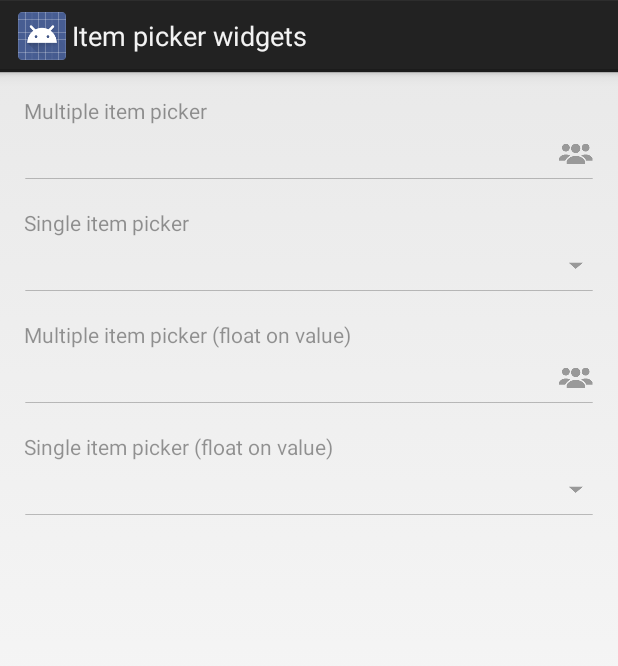
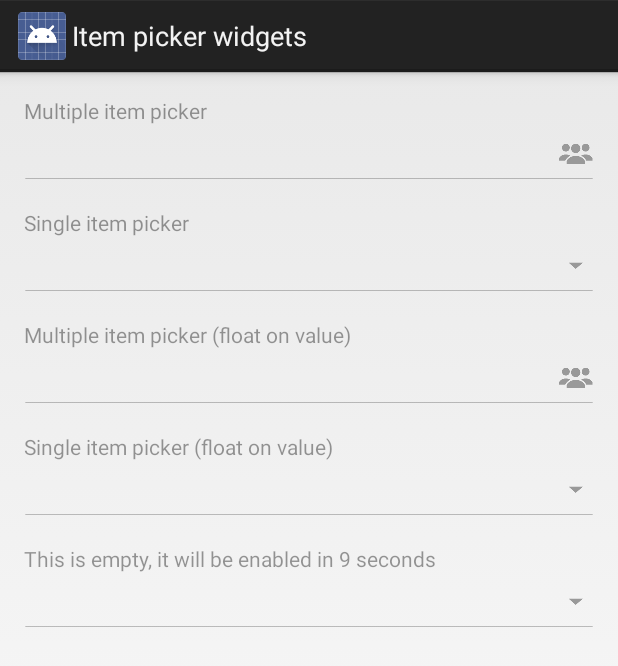
Before and after one commit to marvinlabs/android-floatinglabel-widgets, an Android app: the screen it shows after launch (MainActivity), after a tap on "Item picker widgets", on a phone screen of 412 x 824 dp. Shown: the top 666 px of the screen. Run offline under Robolectric (Android 15) with nearby library versions, the phone set to English and light mode, and no system bars; 3 other taps on this screen came first.

Commit message:
Show how to handle items pickers that have no items at start

```diff
--- a/demo/src/main/java/com/marvinlabs/widget/floatinglabel/demo/ItemWidgetsFragment.java
+++ b/demo/src/main/java/com/marvinlabs/widget/floatinglabel/demo/ItemWidgetsFragment.java
@@ -1,6 +1,7 @@
 package com.marvinlabs.widget.floatinglabel.demo;
 
 import android.os.Bundle;
+import android.os.Handler;
 import android.support.annotation.Nullable;
 import android.support.v4.app.Fragment;
 import android.view.LayoutInflater;
@@ -24,6 +25,9 @@ public class ItemWidgetsFragment extends Fragment implements ItemPickerListener<
     FloatingLabelItemPicker<String> picker2;
     FloatingLabelItemPicker<String> picker3;
     FloatingLabelItemPicker<String> picker4;
+    FloatingLabelItemPicker<String> picker5;
+
+    Handler handler = new Handler();
 
     public static ItemWidgetsFragment newInstance() {
         return new ItemWidgetsFragment();
@@ -107,6 +111,47 @@ public class ItemWidgetsFragment extends Fragment implements ItemPickerListener<
                 itemPicker4.show(getChildFragmentManager(), "ItemPicker4");
             }
         });
+
+        // Picker 5 is initally empty and is populated 10 seconds later
+        picker5 = (FloatingLabelItemPicker<String>) root.findViewById(R.id.picker5);
+        picker5.setItemPickerListener(this);
+        picker5.setAvailableItems(new ArrayList<String>());
+        picker5.setWidgetListener(new FloatingLabelItemPicker.OnWidgetEventListener<String>() {
+            @Override
+            public void onShowItemPickerDialog(FloatingLabelItemPicker source) {
+                if (source.getAvailableItems().isEmpty()) {
+                    Toast.makeText(getActivity(), "Wait a little bit more", Toast.LENGTH_SHORT).show();
+                    return;
+                }
+
+                StringPickerDialogFragment itemPicker5 = StringPickerDialogFragment.newInstance(
+                        source.getId(),
+                        "Picker 4",
+                        "OK", "Cancel",
+                        false,
+                        source.getSelectedIndices(),
+                        new ArrayList<String>(source.getAvailableItems()));
+                itemPicker5.setTargetFragment(ItemWidgetsFragment.this, 0);
+                itemPicker5.show(getChildFragmentManager(), "ItemPicker5");
+            }
+        });
+
+        handler.postDelayed(new Runnable() {
+            long startTime = System.currentTimeMillis();
+
+            @Override
+            public void run() {
+                long elapsedSec = (long) ((System.currentTimeMillis() - startTime) / 1000);
+                if (elapsedSec < 10) {
+                    picker5.setLabelText(String.format("This is empty, it will be enabled in %d seconds", 10 - elapsedSec));
+                    handler.postDelayed(this, 1000);
+                } else {
+                    picker5.setLabelText("You can pick an item now");
+                    picker5.setAvailableItems(new ArrayList<String>(Arrays.asList("Item 5.1", "Item 5.2", "Item 5.3", "Item 5.4")));
+                }
+            }
+        }, 1000);
+
         return root;
     }
 
--- a/demo/src/main/res/layout/fragment_item_widgets.xml
+++ b/demo/src/main/res/layout/fragment_item_widgets.xml
@@ -47,5 +47,13 @@
             app:flw_floatOnFocus="false"
             app:flw_labelText="Single item picker (float on value)" />
 
+        <com.marvinlabs.widget.floatinglabel.itempicker.FloatingLabelItemPicker
+            android:id="@+id/picker5"
+            android:layout_width="match_parent"
+            android:layout_height="wrap_content"
+            android:layout_marginBottom="15dp"
+            app:flw_floatOnFocus="false"
+            app:flw_labelText="Initially has 0 items, it gets populated after 10s" />
+
     </LinearLayout>
 </ScrollView>
```
